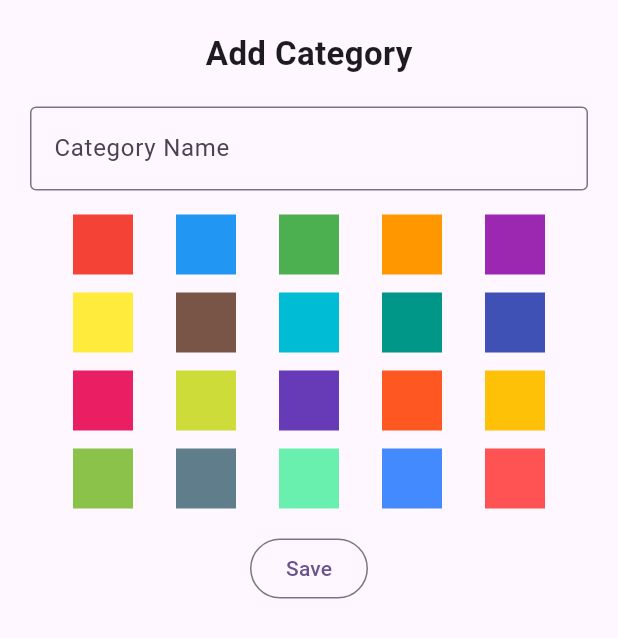
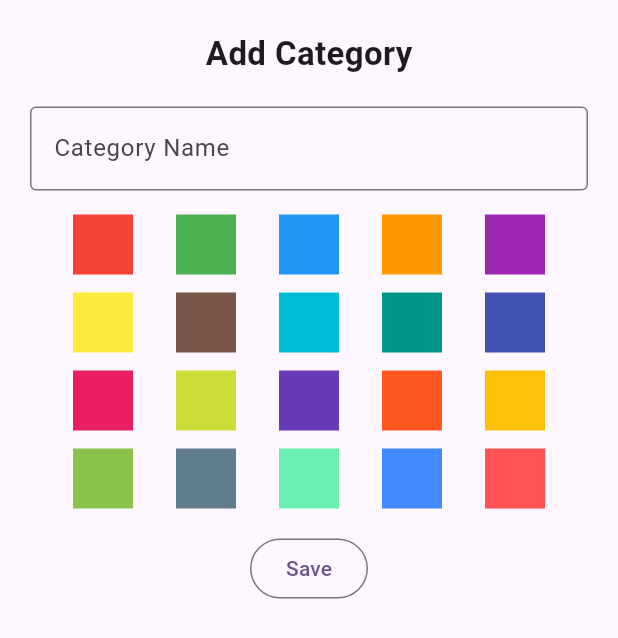
Before and after one commit to Chetan-Soni81/expenseek, a Flutter app: what categoryBottomSheet() shows on an empty page, opened directly with empty values, on a phone screen of 412 x 824 dp. Shown: the top 638 px of the screen. Run offline on Flutter 3.47's test engine with Material 3 defaults, Android fonts, the light colour scheme and no system bars; our stand-ins replace get, pinput, sqflite, sqflite_common_ffi; accounts and stored records are empty.

Commit message:
optimization of color pallet widget and increase reusability

```diff
--- a/lib/widgets/custom_widget.dart
+++ b/lib/widgets/custom_widget.dart
@@ -138,53 +138,7 @@ controller!.text = "";
             height: 16,
           ),
           Obx(
-            () => Column(
-              children: [
-                Row(
-                  mainAxisAlignment: MainAxisAlignment.spaceEvenly,
-                  children: [
-                    palleteBox(colors[0], colorName),
-                    palleteBox(colors[1], colorName),
-                    palleteBox(colors[2], colorName),
-                    palleteBox(colors[3], colorName),
-                    palleteBox(colors[4], colorName),
-                  ],
-                ),
-                const SizedBox(height: 12,),
-                Row(
-                  mainAxisAlignment: MainAxisAlignment.spaceEvenly,
-                  children: [
-                    palleteBox(colors[5], colorName),
-                    palleteBox(colors[6], colorName),
-                    palleteBox(colors[7], colorName),
-                    palleteBox(colors[8], colorName),
-                    palleteBox(colors[9], colorName),
-                  ],
-                ),
-                const SizedBox(height: 12,),
-                Row(
-                  mainAxisAlignment: MainAxisAlignment.spaceEvenly,
-                  children: [
-                    palleteBox(colors[10], colorName),
-                    palleteBox(colors[11], colorName),
-                    palleteBox(colors[12], colorName),
-                    palleteBox(colors[13], colorName),
-                    palleteBox(colors[14], colorName),
-                  ],
-                ),
-                const SizedBox(height: 12,),
-                Row(
-                  mainAxisAlignment: MainAxisAlignment.spaceEvenly,
-                  children: [
-                    palleteBox(colors[15], colorName),
-                    palleteBox(colors[16], colorName),
-                    palleteBox(colors[17], colorName),
-                    palleteBox(colors[18], colorName),
-                    palleteBox(colors[19], colorName),
-                  ],
-                ),
-              ],
-            ),
+            () => palleteWidget(colorName: colorName),
           ),
           const SizedBox(
             height: 16,
@@ -208,8 +162,10 @@ Widget customCard({required Widget child}) {
   );
 }
 
-
-Widget minimalistDropDown({ required int selectedValue, required List<CategoryModel> options, required Function actions}) {
+Widget minimalistDropDown(
+    {required int selectedValue,
+    required List<CategoryModel> options,
+    required Function actions}) {
   return DropdownButtonHideUnderline(
     child: DropdownButton<int>(
       value: selectedValue,
@@ -226,8 +182,49 @@ Widget minimalistDropDown({ required int selectedValue, required List<CategoryMo
           child: Text(item.categoryName),
         );
       }).toList(),
-              onChanged: (value) => actions(value)
-              ,
+      onChanged: (value) => actions(value),
     ),
   );
 }
+
+Widget customTextField(
+    {required TextEditingController categoryNameController}) {
+  return TextField(
+    decoration: InputDecoration(
+      fillColor: Colors.white,
+      filled: true,
+      border: OutlineInputBorder(
+        borderRadius: BorderRadius.circular(12.0),
+        borderSide: BorderSide(
+          color: Colors.deepPurple[600]!,
+          width: 1.0,
+        ),
+      ),
+      enabledBorder: OutlineInputBorder(
+        borderRadius: BorderRadius.circular(12.0),
+        borderSide: BorderSide(
+          color: Colors.deepPurple[600]!,
+          width: 1.0,
+        ),
+      ),
+      focusedBorder: OutlineInputBorder(
+        borderRadius: BorderRadius.circular(12.0),
+        borderSide: BorderSide(
+          color: Colors.deepPurple[700]!,
+          width: 2.0,
+        ),
+      ),
+    ),
+    controller: categoryNameController,
+  );
+}
+
+Widget purpleButton({required String text, required Function action}) {
+  return ElevatedButton(
+      style: ElevatedButton.styleFrom(
+        backgroundColor: Colors.purple,
+        foregroundColor: Colors.white,
+      ),
+      onPressed: () => action(),
+      child: Text(text));
+}
--- a/lib/widgets/pallete_widget.dart
+++ b/lib/widgets/pallete_widget.dart
@@ -1,5 +1,7 @@
 import 'package:flutter/material.dart';
 import 'package:get/get_rx/src/rx_types/rx_types.dart';
+
+import '../helpers/theme_helper.dart';
 
 Widget palleteBox(Color c, RxString colorName) {
   return Container(
@@ -7,15 +9,71 @@ Widget palleteBox(Color c, RxString colorName) {
     height: 40, // Set the height of each button
     width: 40,
     child: Radio(
-      fillColor: WidgetStateProperty.resolveWith((Set<WidgetState> states) {
-        if(c.value.toString() == colorName.value) {
-          return Colors.white;
-        } else {
-          return c;
-        }
-      } ) ,
+        fillColor: WidgetStateProperty.resolveWith((Set<WidgetState> states) {
+          if (c.value.toString() == colorName.value) {
+            return Colors.white;
+          } else {
+            return c;
+          }
+        }),
         value: c.value.toString(),
         groupValue: colorName.value,
         onChanged: (v) => colorName.value = v ?? Colors.white.value.toString()),
   ); // Set the width of each button
 }
+
+Widget palleteWidget({required RxString colorName}) {
+  return Column(
+    children: [
+      Row(
+        mainAxisAlignment: MainAxisAlignment.spaceEvenly,
+        children: [
+          palleteBox(PalletHelper.colors[0], colorName),
+          palleteBox(PalletHelper.colors[2], colorName),
+          palleteBox(PalletHelper.colors[1], colorName),
+          palleteBox(PalletHelper.colors[3], colorName),
+          palleteBox(PalletHelper.colors[4], colorName),
+        ],
+      ),
+      const SizedBox(
+        height: 12,
+      ),
+      Row(
+        mainAxisAlignment: MainAxisAlignment.spaceEvenly,
+        children: [
+          palleteBox(PalletHelper.colors[5], colorName),
+          palleteBox(PalletHelper.colors[6], colorName),
+          palleteBox(PalletHelper.colors[7], colorName),
+          palleteBox(PalletHelper.colors[8], colorName),
+          palleteBox(PalletHelper.colors[9], colorName),
+        ],
+      ),
+      const SizedBox(
+        height: 12,
+      ),
+      Row(
+        mainAxisAlignment: MainAxisAlignment.spaceEvenly,
+        children: [
+          palleteBox(PalletHelper.colors[10], colorName),
+          palleteBox(PalletHelper.colors[11], colorName),
+          palleteBox(PalletHelper.colors[12], colorName),
+          palleteBox(PalletHelper.colors[13], colorName),
+          palleteBox(PalletHelper.colors[14], colorName),
+        ],
+      ),
+      const SizedBox(
+        height: 12,
+      ),
+      Row(
+        mainAxisAlignment: MainAxisAlignment.spaceEvenly,
+        children: [
+          palleteBox(PalletHelper.colors[15], colorName),
+          palleteBox(PalletHelper.colors[16], colorName),
+          palleteBox(PalletHelper.colors[17], colorName),
+          palleteBox(PalletHelper.colors[18], colorName),
+          palleteBox(PalletHelper.colors[19], colorName),
+        ],
+      ),
+    ],
+  );
+}
```
Also changed, not shown: lib/controllers/home_controller.dart (+10 -88 lines). Lines whose indentation alone changed are shown as unchanged.
